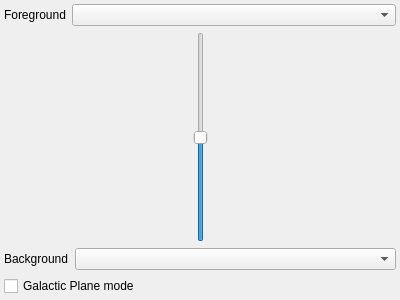
Qt form glue_wwt/viewer/options_widget.ui (glue-viz/glue-wwt) before a commit.
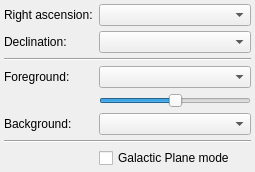
The same form after that commit.

Commit message: Make RA/Dec attributes selectable. Closes #4.

The edit to the form file:
```diff
--- a/glue_wwt/viewer/options_widget.ui
+++ b/glue_wwt/viewer/options_widget.ui
@@ -6,54 +6,21 @@
    <rect>
     <x>0</x>
     <y>0</y>
-    <width>400</width>
-    <height>300</height>
+    <width>255</width>
+    <height>158</height>
    </rect>
   </property>
   <property name="windowTitle">
    <string>Form</string>
   </property>
-  <layout class="QVBoxLayout" name="verticalLayout">
+  <layout class="QGridLayout" name="gridLayout">
+   <property name="verticalSpacing">
+    <number>5</number>
+   </property>
    <property name="margin">
     <number>4</number>
    </property>
-   <item>
-    <layout class="QHBoxLayout" name="horizontalLayout">
-     <item>
-      <widget class="QLabel" name="label">
-       <property name="text">
-        <string>Foreground</string>
-       </property>
-      </widget>
-     </item>
-     <item>
-      <widget class="QComboBox" name="combo_foreground">
-       <property name="sizePolicy">
-        <sizepolicy hsizetype="Expanding" vsizetype="Fixed">
-         <horstretch>0</horstretch>
-         <verstretch>0</verstretch>
-        </sizepolicy>
-       </property>
-      </widget>
-     </item>
-    </layout>
-   </item>
-   <item>
-    <layout class="QHBoxLayout" name="horizontalLayout_3">
-     <item>
-      <spacer name="horizontalSpacer_2">
-       <property name="orientation">
-        <enum>Qt::Horizontal</enum>
-       </property>
-       <property name="sizeHint" stdset="0">
-        <size>
-         <width>40</width>
-         <height>20</height>
-        </size>
-       </property>
-      </spacer>
-     </item>
-     <item>
+   <item row="5" column="1">
       <widget class="QSlider" name="value_opacity">
        <property name="maximum">
         <number>100</number>
@@ -62,36 +29,12 @@
         <number>50</number>
        </property>
        <property name="orientation">
-        <enum>Qt::Vertical</enum>
-       </property>
-      </widget>
-     </item>
-     <item>
-      <spacer name="horizontalSpacer">
-       <property name="orientation">
         <enum>Qt::Horizontal</enum>
        </property>
-       <property name="sizeHint" stdset="0">
-        <size>
-         <width>40</width>
-         <height>20</height>
-        </size>
-       </property>
-      </spacer>
-     </item>
-    </layout>
-   </item>
-   <item>
-    <layout class="QHBoxLayout" name="horizontalLayout_2">
-     <item>
-      <widget class="QLabel" name="label_2">
-       <property name="text">
-        <string>Background</string>
-       </property>
-      </widget>
-     </item>
-     <item>
-      <widget class="QComboBox" name="combo_background">
+    </widget>
+   </item>
+   <item row="4" column="1">
+    <widget class="QComboBox" name="combo_foreground">
        <property name="sizePolicy">
         <sizepolicy hsizetype="Expanding" vsizetype="Fixed">
          <horstretch>0</horstretch>
@@ -100,15 +43,71 @@
        </property>
       </widget>
      </item>
-    </layout>
-   </item>
-   <item>
+   <item row="8" column="1">
     <widget class="QCheckBox" name="checkbox_galactic_plane">
      <property name="text">
       <string>Galactic Plane mode</string>
      </property>
     </widget>
    </item>
+   <item row="1" column="0">
+    <widget class="QLabel" name="label_4">
+     <property name="text">
+      <string>Declination:</string>
+     </property>
+    </widget>
+   </item>
+   <item row="2" column="0" colspan="2">
+    <widget class="Line" name="line">
+     <property name="orientation">
+      <enum>Qt::Horizontal</enum>
+     </property>
+    </widget>
+   </item>
+   <item row="0" column="1">
+    <widget class="QComboBox" name="combo_ra_att"/>
+   </item>
+   <item row="1" column="1">
+    <widget class="QComboBox" name="combo_dec_att"/>
+   </item>
+   <item row="4" column="0">
+    <widget class="QLabel" name="label">
+     <property name="text">
+      <string>Foreground:</string>
+     </property>
+    </widget>
+   </item>
+   <item row="6" column="1">
+    <widget class="QComboBox" name="combo_background">
+     <property name="sizePolicy">
+      <sizepolicy hsizetype="Expanding" vsizetype="Fixed">
+       <horstretch>0</horstretch>
+       <verstretch>0</verstretch>
+      </sizepolicy>
+     </property>
+    </widget>
+   </item>
+   <item row="0" column="0">
+    <widget class="QLabel" name="label_3">
+     <property name="text">
+      <string>Right ascension:</string>
+     </property>
+    </widget>
+   </item>
+   <item row="6" column="0">
+    <widget class="QLabel" name="label_2">
+     <property name="text">
+      <string>Background:</string>
+     </property>
+    </widget>
+   </item>
+   <item row="7" column="0" colspan="2">
+    <widget class="Line" name="line_2">
+     <property name="orientation">
+      <enum>Qt::Horizontal</enum>
+     </property>
+    </widget>
+   </item>
   </layout>
  </widget>
  <resources/>
```
Lines whose indentation alone changed are shown as unchanged. The commit also changes 2 other files.
